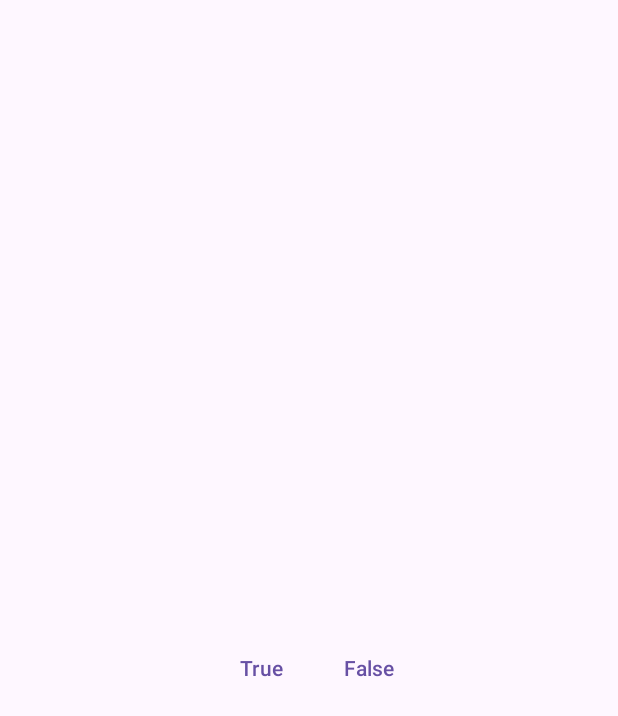
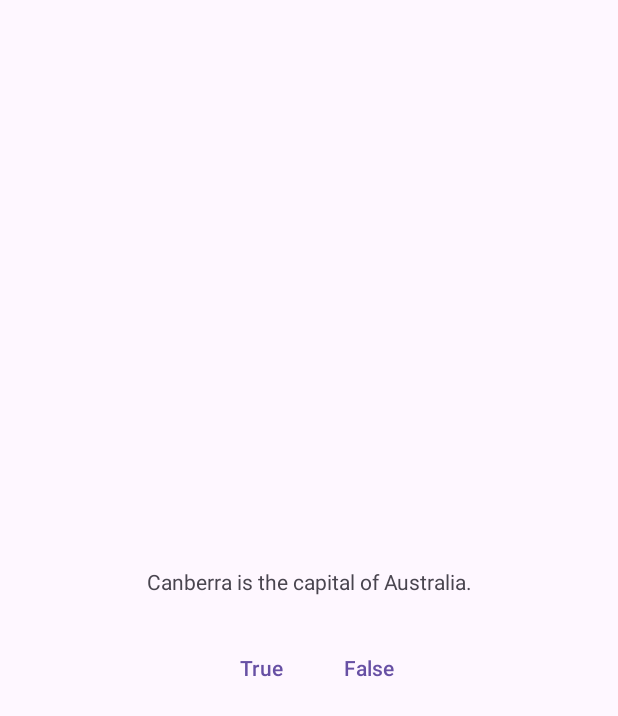
Before and after one commit to asserthq/ktl-lab4, an Android app: the screen it shows after launch (MainActivity), on a phone screen of 412 x 824 dp. Before the commit the part shown is almost empty. Shown: the top 716 px of the screen. Run offline under Robolectric (Android 15) with nearby library versions, the phone set to English and light mode, and no system bars.

Commit message:
fix: empty textview

```diff
--- a/app/src/main/res/layout/activity_main.xml
+++ b/app/src/main/res/layout/activity_main.xml
@@ -1,7 +1,6 @@
 <?xml version="1.0" encoding="utf-8"?>
 <LinearLayout
     xmlns:android="http://schemas.android.com/apk/res/android"
-    xmlns:tools="http://schemas.android.com/tools"
     android:id="@+id/main"
     android:layout_width="match_parent"
     android:layout_height="match_parent"
@@ -14,7 +13,7 @@
         android:layout_height="wrap_content"
         android:gravity="center"
         android:padding="24dp"
-        tools:text="@string/question_australia" />
+        android:text="@string/question_australia" />
 
     <LinearLayout
         style="?android:attr/buttonBarStyle"
```
